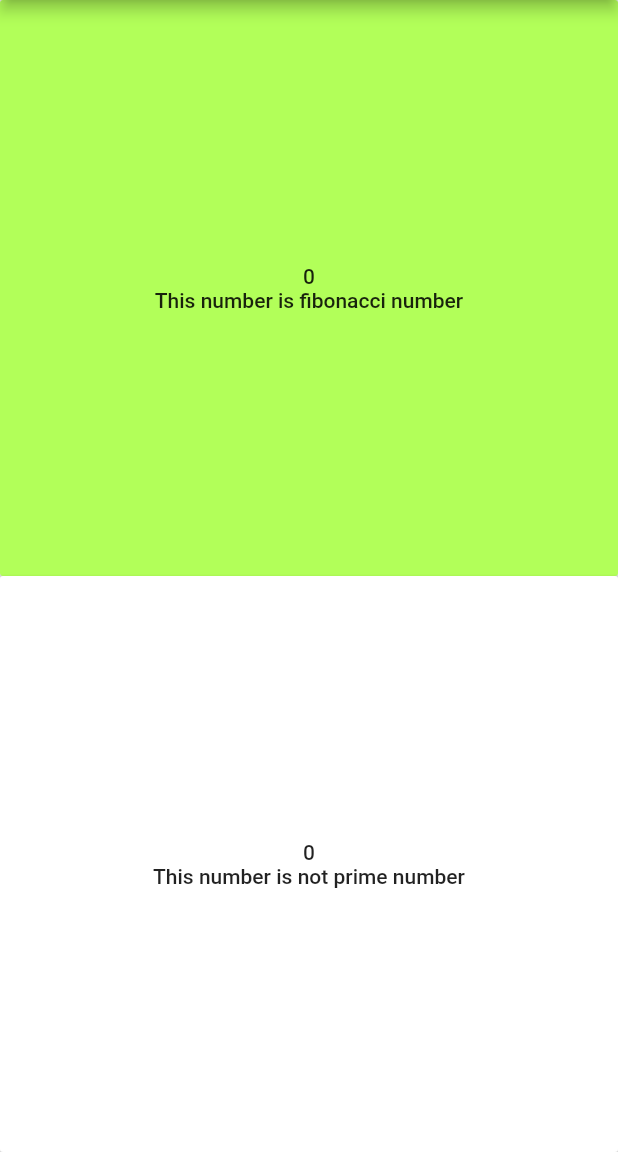
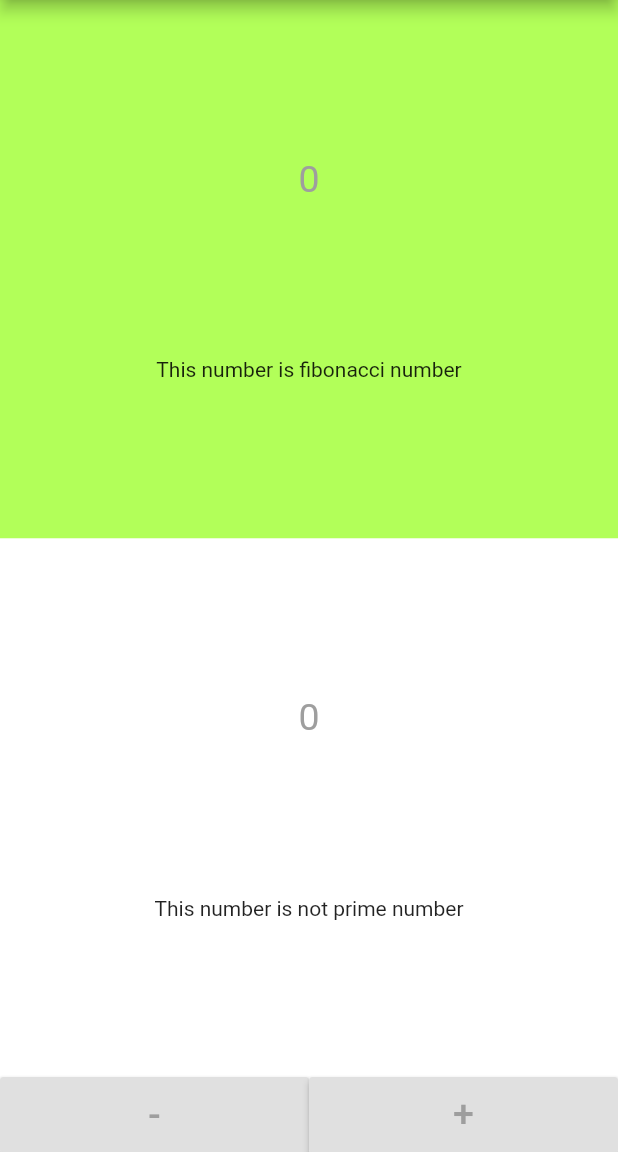
Before and after one commit to Pimmiiiu/FlutterApp, a Flutter app: the screen it shows after launch, on a phone screen of 412 x 824 dp, the part 84-1236 px from its top. Run offline on Flutter 3.47's test engine with Material 2 defaults, Android fonts, the phone set to English and light mode, and no system bars.

Commit message:
fix bux
fix button
fix Lowest number

```diff
--- /dev/null
+++ b/lib/fontTheme.dart
@@ -0,0 +1,9 @@
+import 'package:flutter/material.dart';
+
+class FontTheme {
+  FontTheme._();
+
+  static const TextStyle numberText = TextStyle(
+      color: Colors.grey, fontSize: 25);
+
+}
--- a/lib/main.dart
+++ b/lib/main.dart
@@ -1,4 +1,5 @@
 import 'package:flutter/material.dart';
+import 'package:flutterApp/fontTheme.dart';
 
 void main() {
   runApp(MyApp());
@@ -41,13 +42,35 @@ class _MyHomePageState extends State<MyHomePage> {
     super.initState();
   }
 
-  void _incrementCounter() { // กด button แล้ว +เลข
+  void _incrementCounter() {
+    // กด button แล้ว +เลข
     setState(() {
       _fibonacci++;
       _getfibonacci(_fibonacci);
       _prime++;
       _getPrime(_prime);
     });
+  }
+
+  void _decrementCounter() {
+    // กด button แล้ว -เลข
+    if (_fibonacci == 0 || _prime == 0) {
+      setState(() {
+        _fibonacci = 0;
+        _getfibonacci(_fibonacci);
+        _prime = 0;
+        _getPrime(_prime);
+      });
+    } else {
+      setState(() {
+        _fibonacci--;
+
+        _getfibonacci(_fibonacci);
+        _prime--;
+        print(_prime);
+        _getPrime(_prime);
+      });
+    }
   }
 
   void _getPrime(prime) {
@@ -57,8 +80,11 @@ class _MyHomePageState extends State<MyHomePage> {
         checkPrime = true;
       });
     }
-    for (i = 2; i <= prime - 1; i++) { // check ว่าเลขหารอะไรลงตัวบ้าง เริ่มจาก 2 เพราะ ถ้าเป็น 1 มันจะถูกทั้งหมด
-      if (prime % i == 0) { // มีเลขที่หารลงตัว == ไม่ใช่ Prime number
+    if (prime >= 2) {
+      for (i = 2; i <= prime - 1; i++) {
+        // check ว่าเลขหารอะไรลงตัวบ้าง เริ่มจาก 2 เพราะ ถ้าเป็น 1 มันจะถูกทั้งหมด
+        if (prime % i == 0) {
+          // มีเลขที่หารลงตัว == ไม่ใช่ Prime number
           setState(() {
             checkPrime = false;
           });
@@ -70,16 +96,25 @@ class _MyHomePageState extends State<MyHomePage> {
         }
       }
     }
+    else{
+      setState(() {
+        checkPrime = false;
+      });
+    }
+
+  }
 
   void _getfibonacci(int fibonacci) {
     listFibonacci.add(n1);
-    while (fibonacci >= next) { // check เลข fibonacci จนถึงเลขที่กดอยู่
+    while (fibonacci >= next) {
+      // check เลข fibonacci จนถึงเลขที่กดอยู่
       n1 = n2;
       n2 = next;
       next = n1 + n2;
       listFibonacci.add(next); // add เข้า list เพราะจะเอามา check ต่อ
     }
-    if (listFibonacci.contains(fibonacci)) { // check ว่า เลขที่กดอยู่ อยู่ใน List fibonacci หรือป่าว
+    if (listFibonacci.contains(fibonacci)) {
+      // check ว่า เลขที่กดอยู่ อยู่ใน List fibonacci หรือป่าว
       setState(() {
         checkFibonacci = true;
       });
@@ -101,40 +136,56 @@ class _MyHomePageState extends State<MyHomePage> {
             Expanded(
                 child: Container(
               width: double.infinity,
-              child: RaisedButton(
-                color:
-                    (checkFibonacci == true) ? Colors.lightGreenAccent : Colors.white,
-                onPressed: _incrementCounter,
+              color: (checkFibonacci == true)
+                  ? Colors.lightGreenAccent
+                  : Colors.white,
               child: Column(
                 crossAxisAlignment: CrossAxisAlignment.center,
-                  mainAxisAlignment: MainAxisAlignment.center,
+                mainAxisAlignment: MainAxisAlignment.spaceEvenly,
                 children: [
-                    Text('$_fibonacci'),
+                  Text('$_fibonacci', style: FontTheme.numberText),
                   (checkFibonacci == true)
                       ? Text('This number is fibonacci number')
                       : Text('This number is not fibonacci number')
                 ],
               ),
-              ),
             )),
             Expanded(
                 child: Container(
               width: double.infinity,
-              child: RaisedButton(
-                color: (checkPrime == true) ? Colors.lightGreenAccent : Colors.white,
-                onPressed: _incrementCounter,
+              color:
+                  (checkPrime == true) ? Colors.lightGreenAccent : Colors.white,
               child: Column(
                 crossAxisAlignment: CrossAxisAlignment.center,
-                  mainAxisAlignment: MainAxisAlignment.center,
+                mainAxisAlignment: MainAxisAlignment.spaceEvenly,
                 children: [
-                    Text('$_prime'),
+                  Text('$_prime', style: FontTheme.numberText),
                   (checkPrime == true)
                       ? Text('This number is prime number')
                       : Text('This number is not prime number')
                 ],
               ),
+            )),
+            Row(
+              children: [
+                Expanded(
+                    child: Container(
+                        height: 50,
+                        color: Colors.white,
+                        child: RaisedButton(
+                          onPressed: _decrementCounter,
+                          child: Text('-', style: FontTheme.numberText),
+                        ))),
+                Expanded(
+                    child: Container(
+                        height: 50,
+                        color: Colors.white,
+                        child: RaisedButton(
+                          onPressed: _incrementCounter,
+                          child: Text('+', style: FontTheme.numberText),
+                        ))),
+              ],
             ),
-            ))
           ],
         ));
   }
```
Lines whose indentation alone changed are shown as unchanged.
